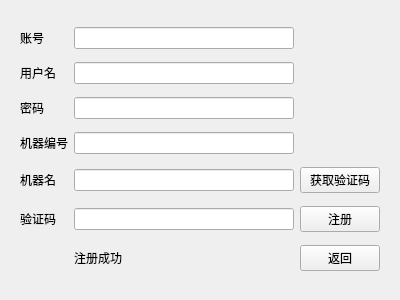
First picture: the form in regfrom.ui, repository misakip1/cv_Qt, before the edit.
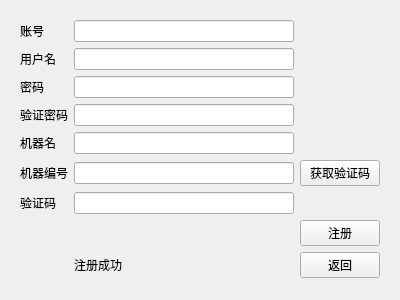
Second picture: the form after the edit.

Commit message: 加入账户界面，实现信息管理，后续加入记忆账户自动补全账号密码

Patch:
```diff
--- a/regfrom.ui
+++ b/regfrom.ui
@@ -17,37 +17,19 @@
    <item>
     <widget class="QWidget" name="widget" native="true">
      <layout class="QGridLayout" name="gridLayout">
-      <item row="1" column="0">
-       <widget class="QLabel" name="label_2">
-        <property name="text">
-         <string>用户名</string>
-        </property>
-       </widget>
-      </item>
-      <item row="3" column="0">
-       <widget class="QLabel" name="label_4">
-        <property name="text">
-         <string>机器编号</string>
-        </property>
-       </widget>
-      </item>
-      <item row="4" column="2">
-       <widget class="QPushButton" name="pushButton">
-        <property name="text">
-         <string>获取验证码</string>
-        </property>
-       </widget>
-      </item>
-      <item row="4" column="0">
-       <widget class="QLabel" name="label_5">
-        <property name="text">
-         <string>机器名</string>
-        </property>
-       </widget>
-      </item>
-      <item row="0" column="1">
+      <item row="0" column="2">
        <widget class="QLineEdit" name="lineEdit"/>
       </item>
+      <item row="4" column="2">
+       <widget class="QLineEdit" name="lineEdit_5"/>
+      </item>
+      <item row="5" column="0">
+       <widget class="QLabel" name="label_6">
+        <property name="text">
+         <string>机器编号</string>
+        </property>
+       </widget>
+      </item>
       <item row="0" column="0">
        <widget class="QLabel" name="label">
         <property name="text">
@@ -55,6 +37,9 @@
         </property>
        </widget>
       </item>
+      <item row="2" column="2">
+       <widget class="QLineEdit" name="lineEdit_3"/>
+      </item>
       <item row="2" column="0">
        <widget class="QLabel" name="label_3">
         <property name="text">
@@ -62,48 +47,73 @@
         </property>
        </widget>
       </item>
-      <item row="2" column="1">
-       <widget class="QLineEdit" name="lineEdit_3"/>
+      <item row="6" column="0">
+       <widget class="QLabel" name="label_7">
+        <property name="text">
+         <string>验证码</string>
+        </property>
+       </widget>
       </item>
-      <item row="1" column="1">
+      <item row="5" column="3">
+       <widget class="QPushButton" name="pushButton">
+        <property name="text">
+         <string>获取验证码</string>
+        </property>
+       </widget>
+      </item>
+      <item row="4" column="0">
+       <widget class="QLabel" name="label_5">
+        <property name="text">
+         <string>机器名</string>
+        </property>
+       </widget>
+      </item>
+      <item row="5" column="2">
+       <widget class="QLineEdit" name="lineEdit_6"/>
+      </item>
+      <item row="1" column="0">
+       <widget class="QLabel" name="label_2">
+        <property name="text">
+         <string>用户名</string>
+        </property>
+       </widget>
+      </item>
+      <item row="3" column="0">
+       <widget class="QLabel" name="label_4">
+        <property name="text">
+         <string>验证密码</string>
+        </property>
+       </widget>
+      </item>
+      <item row="1" column="2">
        <widget class="QLineEdit" name="lineEdit_2"/>
       </item>
-      <item row="4" column="1">
-       <widget class="QLineEdit" name="lineEdit_5"/>
-      </item>
-      <item row="3" column="1">
+      <item row="3" column="2">
        <widget class="QLineEdit" name="lineEdit_4"/>
       </item>
-      <item row="6" column="2">
+      <item row="11" column="2">
+       <widget class="QLabel" name="label_8">
+        <property name="text">
+         <string>注册成功</string>
+        </property>
+       </widget>
+      </item>
+      <item row="11" column="3">
        <widget class="QPushButton" name="pushButton_3">
         <property name="text">
          <string>返回</string>
         </property>
        </widget>
       </item>
-      <item row="5" column="2">
+      <item row="9" column="3">
        <widget class="QPushButton" name="pushButton_2">
         <property name="text">
          <string>注册</string>
         </property>
        </widget>
       </item>
-      <item row="5" column="1">
-       <widget class="QLineEdit" name="lineEdit_6"/>
-      </item>
-      <item row="5" column="0">
-       <widget class="QLabel" name="label_6">
-        <property name="text">
-         <string>验证码</string>
-        </property>
-       </widget>
-      </item>
-      <item row="6" column="1">
-       <widget class="QLabel" name="label_7">
-        <property name="text">
-         <string>注册成功</string>
-        </property>
-       </widget>
+      <item row="6" column="2">
+       <widget class="QLineEdit" name="lineEdit_7"/>
       </item>
      </layout>
     </widget>
```
The commit also changes 95 other files.
